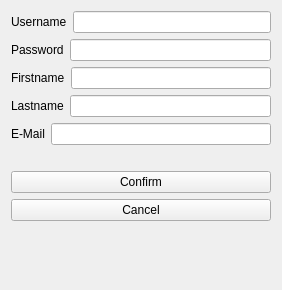
Qt form PersonalPlanner/registrationform.ui (sabrine-gamdou/PersonalPlanner) before a commit.
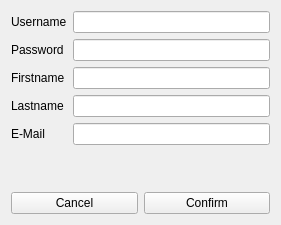
The same form after that commit.

Commit message: Added Login/Logout buttons functions.

Patch:
```diff
--- a/PersonalPlanner/registrationform.ui
+++ b/PersonalPlanner/registrationform.ui
@@ -6,129 +6,87 @@
    <rect>
     <x>0</x>
     <y>0</y>
-    <width>282</width>
-    <height>290</height>
+    <width>281</width>
+    <height>225</height>
    </rect>
   </property>
   <property name="windowTitle">
    <string>Registration</string>
   </property>
-  <layout class="QFormLayout" name="formLayout_2">
-   <item row="0" column="0" colspan="2">
-    <layout class="QHBoxLayout" name="horizontalLayout_2">
+  <layout class="QGridLayout" name="gridLayout_2">
+   <item row="2" column="0">
+    <layout class="QHBoxLayout" name="horizontalLayout">
      <item>
-      <layout class="QGridLayout" name="gridLayout">
-       <item row="7" column="0">
+      <widget class="QPushButton" name="cancelBtn">
+       <property name="text">
+        <string>Cancel</string>
+       </property>
+      </widget>
+     </item>
+     <item>
         <widget class="QPushButton" name="confirmBtn">
          <property name="text">
           <string>Confirm</string>
          </property>
         </widget>
        </item>
+    </layout>
+   </item>
+   <item row="0" column="0">
+    <layout class="QGridLayout" name="gridLayout">
+     <item row="0" column="1">
+      <widget class="QLineEdit" name="usernameTxt"/>
+     </item>
+     <item row="0" column="0">
+      <widget class="QLabel" name="usernameLb">
+       <property name="text">
+        <string>Username</string>
+       </property>
+      </widget>
+     </item>
+     <item row="1" column="1">
+      <widget class="QLineEdit" name="passTxt"/>
+     </item>
        <item row="4" column="0">
-        <layout class="QHBoxLayout" name="horizontalLayout_20">
-         <item>
           <widget class="QLabel" name="emailLb">
            <property name="text">
             <string>E-Mail</string>
            </property>
           </widget>
          </item>
-         <item>
+     <item row="4" column="1">
           <widget class="QLineEdit" name="emailTxt"/>
          </item>
-         <item>
-          <layout class="QVBoxLayout" name="verticalLayout_17"/>
-         </item>
-        </layout>
-       </item>
        <item row="3" column="0">
-        <layout class="QHBoxLayout" name="horizontalLayout_19">
-         <item>
           <widget class="QLabel" name="lastnameLb">
            <property name="text">
             <string>Lastname</string>
            </property>
           </widget>
          </item>
-         <item>
-          <layout class="QVBoxLayout" name="verticalLayout_16">
-           <item>
-            <widget class="QLineEdit" name="lastnameTxt"/>
-           </item>
-          </layout>
-         </item>
-        </layout>
-       </item>
        <item row="2" column="0">
-        <layout class="QHBoxLayout" name="horizontalLayout_18">
-         <item>
           <widget class="QLabel" name="firstnameLb">
            <property name="text">
             <string>Firstname</string>
            </property>
           </widget>
          </item>
-         <item>
-          <layout class="QVBoxLayout" name="verticalLayout_15">
-           <item>
+     <item row="2" column="1">
             <widget class="QLineEdit" name="firstnameTxt"/>
            </item>
-          </layout>
-         </item>
-        </layout>
-       </item>
-       <item row="0" column="0">
-        <layout class="QHBoxLayout" name="horizontalLayout_16">
-         <item>
-          <widget class="QLabel" name="usernameLb">
-           <property name="text">
-            <string>Username</string>
-           </property>
-          </widget>
-         </item>
-         <item>
-          <layout class="QVBoxLayout" name="verticalLayout_13">
-           <item>
-            <widget class="QLineEdit" name="usernameTxt"/>
-           </item>
-          </layout>
-         </item>
-        </layout>
-       </item>
-       <item row="5" column="0">
-        <layout class="QHBoxLayout" name="horizontalLayout_21">
-         <item>
-          <layout class="QVBoxLayout" name="verticalLayout_18"/>
-         </item>
-        </layout>
+     <item row="3" column="1">
+      <widget class="QLineEdit" name="lastnameTxt"/>
        </item>
        <item row="1" column="0">
-        <layout class="QHBoxLayout" name="horizontalLayout_17">
-         <item>
           <widget class="QLabel" name="passwordLb">
            <property name="text">
             <string>Password</string>
            </property>
           </widget>
          </item>
-         <item>
-          <layout class="QVBoxLayout" name="verticalLayout_14">
-           <item>
-            <widget class="QLineEdit" name="passTxt"/>
-           </item>
-          </layout>
-         </item>
-        </layout>
-       </item>
-       <item row="8" column="0">
-        <widget class="QPushButton" name="cancelBtn">
-         <property name="text">
-          <string>Cancel</string>
-         </property>
-        </widget>
-       </item>
-       <item row="6" column="0">
+    </layout>
+   </item>
+   <item row="1" column="0">
         <widget class="QLabel" name="errLb">
          <property name="enabled">
           <bool>false</bool>
@@ -137,13 +95,6 @@
           <string/>
          </property>
         </widget>
-       </item>
-      </layout>
-     </item>
-    </layout>
-   </item>
-   <item row="1" column="1">
-    <widget class="QWidget" name="widget" native="true"/>
    </item>
   </layout>
  </widget>
```
Lines whose indentation alone changed are shown as unchanged. The commit also changes 18 other files.
